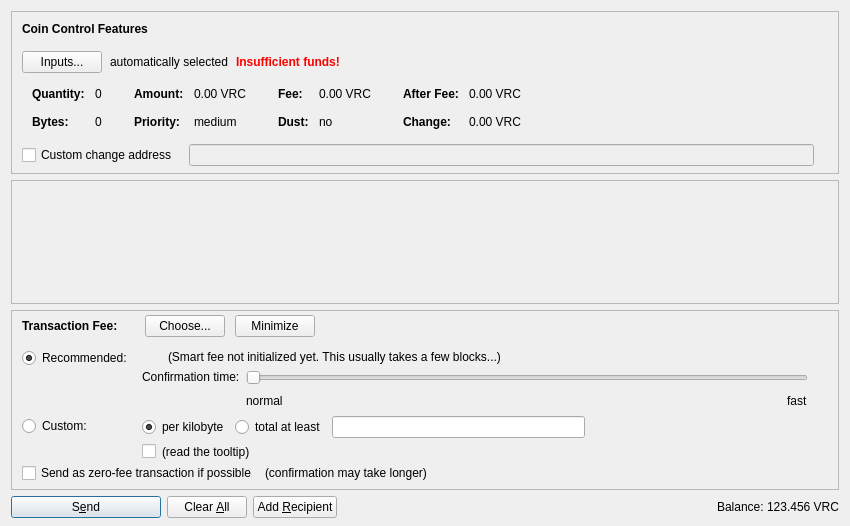
The window that src/qt/forms/sendcoinsdialog.ui (vrolex-project/vrolex) describes before a commit, drawn with Qt 5.
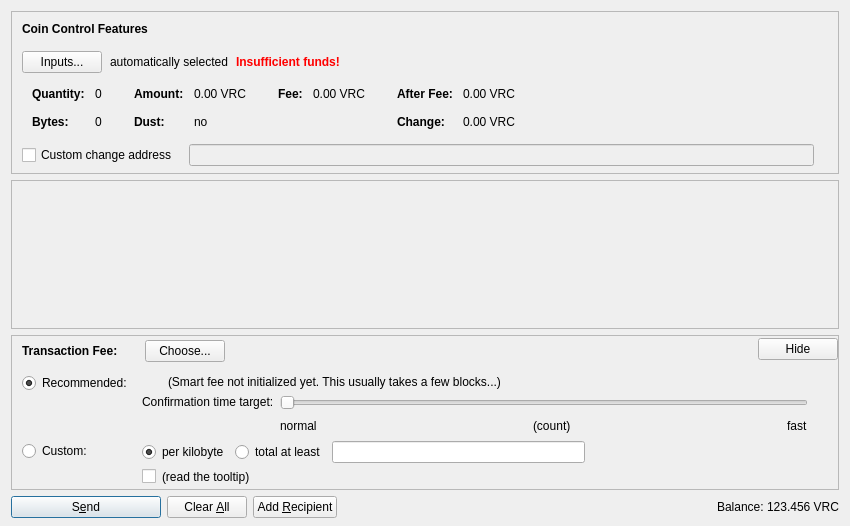
The same window after the commit. Icons and pictures are not drawn. Custom widgets are drawn as their Qt base class.

Patch:
```diff
--- a/src/qt/forms/sendcoinsdialog.ui
+++ b/src/qt/forms/sendcoinsdialog.ui
@@ -332,86 +332,6 @@
                 </widget>
                </item>
                <item row="1" column="0">
-                <widget class="QLabel" name="labelCoinControlPriorityText">
-                 <property name="font">
-                  <font>
-                   <weight>75</weight>
-                   <bold>true</bold>
-                  </font>
-                 </property>
-                 <property name="text">
-                  <string>Priority:</string>
-                 </property>
-                </widget>
-               </item>
-               <item row="1" column="1">
-                <widget class="QLabel" name="labelCoinControlPriority">
-                 <property name="cursor">
-                  <cursorShape>IBeamCursor</cursorShape>
-                 </property>
-                 <property name="contextMenuPolicy">
-                  <enum>Qt::ActionsContextMenu</enum>
-                 </property>
-                 <property name="text">
-                  <string notr="true">medium</string>
-                 </property>
-                 <property name="textInteractionFlags">
-                  <set>Qt::LinksAccessibleByMouse|Qt::TextSelectableByKeyboard|Qt::TextSelectableByMouse</set>
-                 </property>
-                </widget>
-               </item>
-              </layout>
-             </item>
-             <item>
-              <layout class="QFormLayout" name="formLayoutCoinControl3">
-               <property name="horizontalSpacing">
-                <number>10</number>
-               </property>
-               <property name="verticalSpacing">
-                <number>14</number>
-               </property>
-               <property name="leftMargin">
-                <number>6</number>
-               </property>
-               <property name="topMargin">
-                <number>4</number>
-               </property>
-               <property name="rightMargin">
-                <number>6</number>
-               </property>
-               <item row="0" column="0">
-                <widget class="QLabel" name="labelCoinControlFeeText">
-                 <property name="font">
-                  <font>
-                   <weight>75</weight>
-                   <bold>true</bold>
-                  </font>
-                 </property>
-                 <property name="text">
-                  <string>Fee:</string>
-                 </property>
-                 <property name="margin">
-                  <number>0</number>
-                 </property>
-                </widget>
-               </item>
-               <item row="0" column="1">
-                <widget class="QLabel" name="labelCoinControlFee">
-                 <property name="cursor">
-                  <cursorShape>IBeamCursor</cursorShape>
-                 </property>
-                 <property name="contextMenuPolicy">
-                  <enum>Qt::ActionsContextMenu</enum>
-                 </property>
-                 <property name="text">
-                  <string notr="true">0.00 VRC</string>
-                 </property>
-                 <property name="textInteractionFlags">
-                  <set>Qt::LinksAccessibleByMouse|Qt::TextSelectableByKeyboard|Qt::TextSelectableByMouse</set>
-                 </property>
-                </widget>
-               </item>
-               <item row="1" column="0">
                 <widget class="QLabel" name="labelCoinControlLowOutputText">
                  <property name="font">
                   <font>
@@ -442,6 +362,57 @@
                </item>
               </layout>
              </item>
+             <item>
+              <layout class="QFormLayout" name="formLayoutCoinControl3">
+               <property name="horizontalSpacing">
+                <number>10</number>
+               </property>
+               <property name="verticalSpacing">
+                <number>14</number>
+               </property>
+               <property name="leftMargin">
+                <number>6</number>
+               </property>
+               <property name="topMargin">
+                <number>4</number>
+               </property>
+               <property name="rightMargin">
+                <number>6</number>
+               </property>
+               <item row="0" column="0">
+                <widget class="QLabel" name="labelCoinControlFeeText">
+                 <property name="font">
+                  <font>
+                   <weight>75</weight>
+                   <bold>true</bold>
+                  </font>
+                 </property>
+                 <property name="text">
+                  <string>Fee:</string>
+                 </property>
+                 <property name="margin">
+                  <number>0</number>
+                 </property>
+                </widget>
+               </item>
+               <item row="0" column="1">
+                <widget class="QLabel" name="labelCoinControlFee">
+                 <property name="cursor">
+                  <cursorShape>IBeamCursor</cursorShape>
+                 </property>
+                 <property name="contextMenuPolicy">
+                  <enum>Qt::ActionsContextMenu</enum>
+                 </property>
+                 <property name="text">
+                  <string notr="true">0.00 VRC</string>
+                 </property>
+                 <property name="textInteractionFlags">
+                  <set>Qt::LinksAccessibleByMouse|Qt::TextSelectableByKeyboard|Qt::TextSelectableByMouse</set>
+                 </property>
+                </widget>
+               </item>
+              </layout>
+             </item>
              <item>
               <layout class="QFormLayout" name="formLayoutCoinControl4">
                <property name="horizontalSpacing">
@@ -617,7 +588,7 @@
         <x>0</x>
         <y>0</y>
         <width>830</width>
-        <height>68</height>
+        <height>104</height>
        </rect>
       </property>
       <layout class="QVBoxLayout" name="verticalLayout_2" stretch="0,1">
@@ -771,16 +742,6 @@
                 </property>
                </widget>
               </item>
-              <item>
-               <widget class="QPushButton" name="buttonMinimizeFee">
-                <property name="toolTip">
-                 <string>collapse fee-settings</string>
-                </property>
-                <property name="text">
-                 <string>Minimize</string>
-                </property>
-               </widget>
-              </item>
              </layout>
             </item>
             <item>
@@ -811,6 +772,16 @@
             </property>
            </spacer>
           </item>
+          <item>
+           <widget class="QPushButton" name="buttonMinimizeFee">
+            <property name="toolTip">
+             <string>collapse fee-settings</string>
+            </property>
+            <property name="text">
+             <string>Hide</string>
+            </property>
+           </widget>
+          </item>
          </layout>
         </item>
         <item>
@@ -1060,7 +1031,7 @@
                    <item>
                     <widget class="QLabel" name="labelSmartFee3">
                      <property name="text">
-                      <string>Confirmation time:</string>
+                      <string>Confirmation time target:</string>
                      </property>
                      <property name="margin">
                       <number>2</number>
@@ -1093,7 +1064,7 @@
                       <number>0</number>
                      </property>
                      <property name="maximum">
-                      <number>24</number>
+                      <number>23</number>
                      </property>
                      <property name="pageStep">
                       <number>1</number>
@@ -1124,6 +1095,26 @@
                        </property>
                       </widget>
                      </item>
+                     <item>
+                      <spacer name="horizontalSpacer_7">
+                       <property name="orientation">
+                        <enum>Qt::Horizontal</enum>
+                       </property>
+                       <property name="sizeHint" stdset="0">
+                        <size>
+                         <width>40</width>
+                         <height>20</height>
+                        </size>
+                       </property>
+                      </spacer>
+                     </item>
+                     <item>
+                      <widget class="QLabel" name="confirmationTargetLabel">
+                       <property name="text">
+                        <string notr="true">(count)</string>
+                       </property>
+                      </widget>
+                     </item>
                      <item>
                       <spacer name="horizontalSpacer_3">
                        <property name="orientation">
@@ -1167,59 +1158,6 @@
              </item>
             </layout>
            </item>
-           <item>
-            <layout class="QHBoxLayout" name="horizontalLayoutFee5" stretch="0,0,0">
-             <property name="spacing">
-              <number>8</number>
-             </property>
-             <property name="bottomMargin">
-              <number>4</number>
-             </property>
-             <item>
-              <widget class="QCheckBox" name="checkBoxFreeTx">
-               <property name="text">
-                <string>Send as zero-fee transaction if possible</string>
-               </property>
-              </widget>
-             </item>
-             <item>
-              <widget class="QLabel" name="labelFreeTx">
-               <property name="text">
-                <string>(confirmation may take longer)</string>
-               </property>
-               <property name="margin">
-                <number>5</number>
-               </property>
-              </widget>
-             </item>
-             <item>
-              <spacer name="horizontalSpacerFee5">
-               <property name="orientation">
-                <enum>Qt::Horizontal</enum>
-               </property>
-               <property name="sizeHint" stdset="0">
-                <size>
-                 <width>1</width>
-                 <height>1</height>
-                </size>
-               </property>
-              </spacer>
-             </item>
-            </layout>
-           </item>
-           <item>
-            <spacer name="verticalSpacerFee2">
-             <property name="orientation">
-              <enum>Qt::Vertical</enum>
-             </property>
-             <property name="sizeHint" stdset="0">
-              <size>
-               <width>1</width>
-               <height>1</height>
-              </size>
-             </property>
-            </spacer>
-           </item>
           </layout>
          </widget>
         </item>
```
Left out of the diff: 2 changed lines with no effect on the pictures.
